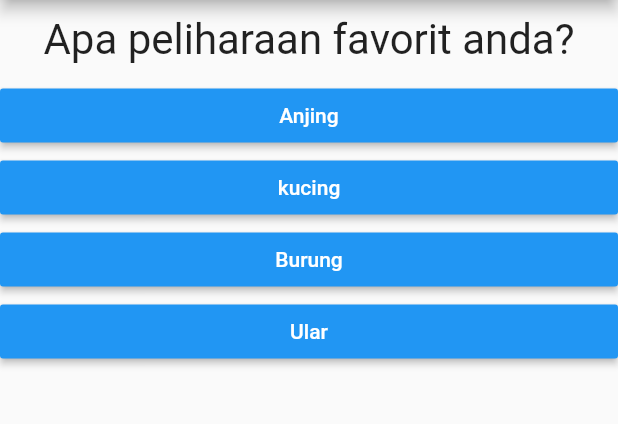
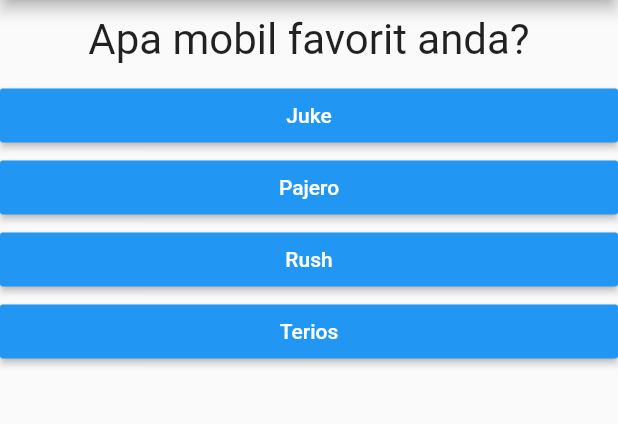
Before and after one commit to Kadekk01/UTS_CINTYA, a Flutter app: the screen it shows after launch, after a tap on "Sate", on a phone screen of 412 x 824 dp, the part 84-508 px from its top. Run offline on Flutter 3.47's test engine with Material 2 defaults, Android fonts, the phone set to English and light mode, and no system bars.

Commit message:
membuat pertanyaan 'Apa mobil favorit anda?'

```diff
--- a/lib/main.dart
+++ b/lib/main.dart
@@ -23,8 +23,8 @@ class _MyAppState extends State<MyApp> {
       'answers': ['Sate', 'Gulai', 'Rawon', 'Soto'],
     },
     {
-      'questionText': 'Apa peliharaan favorit anda?',
-      'answers': ['Anjing', 'kucing', 'Burung', 'Ular'],
+      'questionText': 'Apa mobil favorit anda?',
+      'answers': ['Juke', 'Pajero', 'Rush', 'Terios'],
     },
     {
       'questionText': 'Berapa jumlah peliharaan anda?',
```
